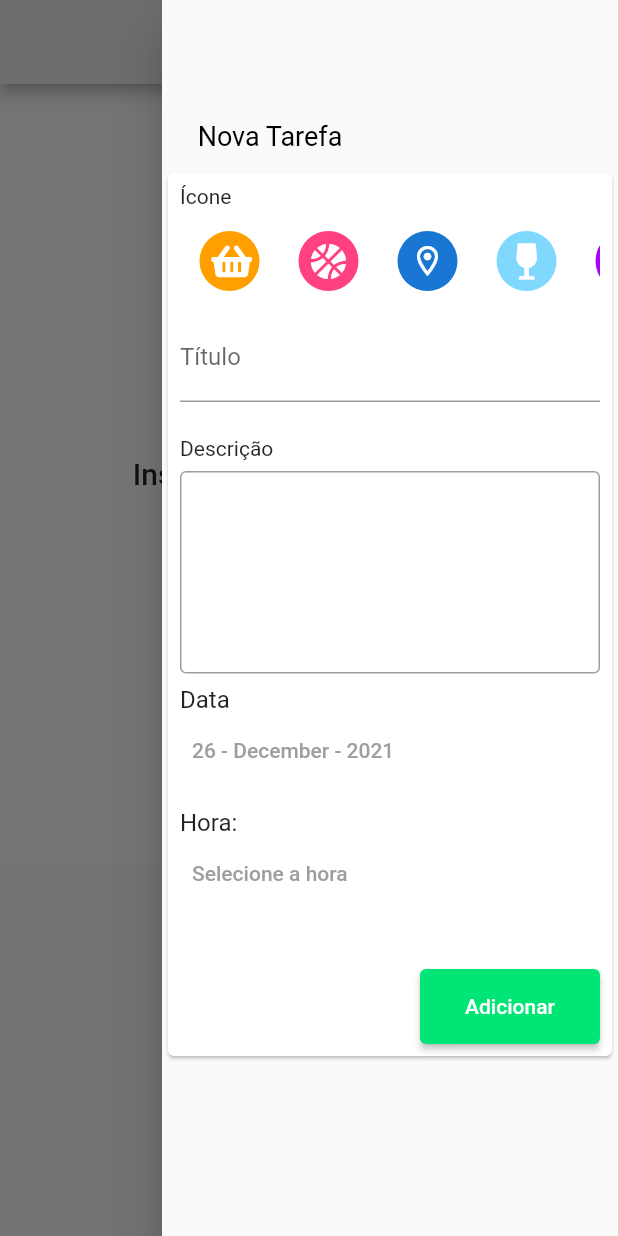
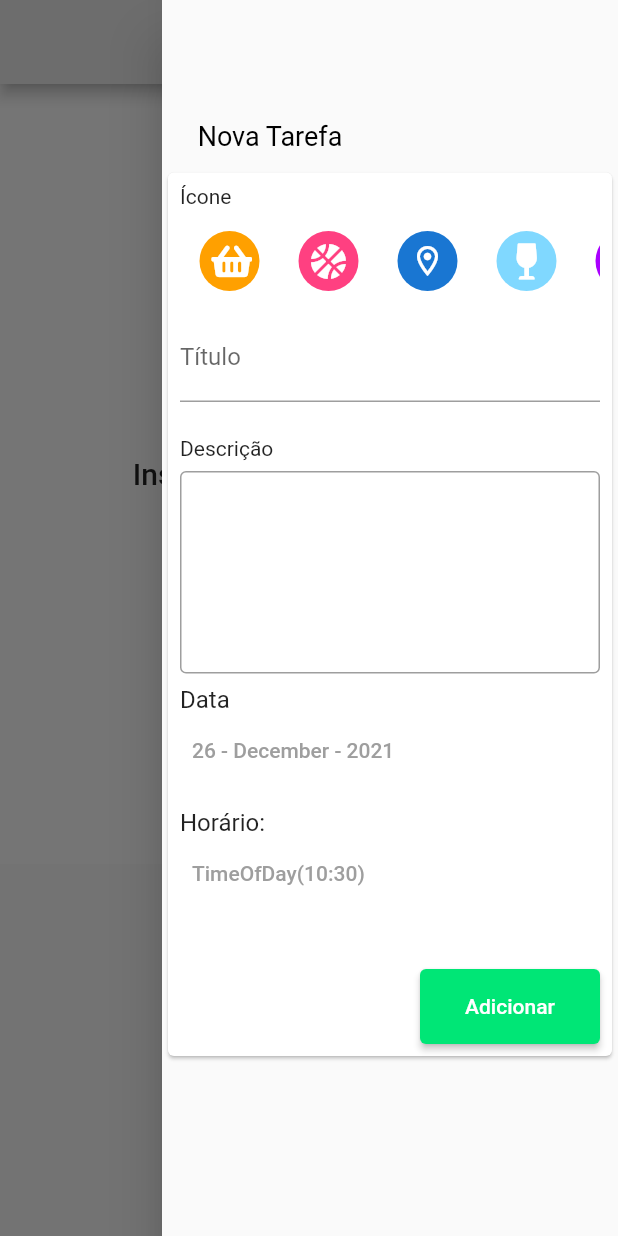
Before and after one commit to heloeng/Diario_De_Tarefas, a Flutter app: the screen it shows after launch, with the side drawer open, on a phone screen of 412 x 824 dp. Run offline on Flutter 3.47's test engine with Material 2 defaults, Android fonts, the phone set to English and light mode, and no system bars; our stand-ins replace font_awesome_flutter.

Commit message:
TimeOfDay

```diff
--- a/lib/src/ui/components/transaction_form_component.dart
+++ b/lib/src/ui/components/transaction_form_component.dart
@@ -38,6 +38,7 @@ class _TransactionFormComponent extends State<TransactionFormComponent> {
       return;
     }
 
+
     widget.onSubmit(icone, title, descricao, _selectedDate, _time);
   }
 
@@ -60,17 +61,31 @@ class _TransactionFormComponent extends State<TransactionFormComponent> {
     );
   }
 
-  late TimeOfDay picker;
+  // late TimeOfDay picker;
 
-  // ignore: prefer_void_to_null
+  // // ignore: prefer_void_to_null
+  // Future<Null> selectTime(BuildContext context) async {
+  //   picker = (await showTimePicker(
+  //     context: context,
+  //     initialTime: _time,
+  //   ))!;
+  //   setState(() {
+  //     _time = picker;
+  //   });
+  // }
+
+
   Future<Null> selectTime(BuildContext context) async {
-    picker = (await showTimePicker(
+    var picker = (await showTimePicker(
       context: context,
       initialTime: _time,
     ))!;
-    setState(() {
-      _time = picker;
-    });
+
+    if (picker != null && picker != _time) {
+      setState(() {
+        _time = picker;
+      });
+    }
   }
 
   @override
@@ -131,13 +146,8 @@ class _TransactionFormComponent extends State<TransactionFormComponent> {
                   children: [
                     TextButton(
                       child: Text(
-                        _selectedDate == null
-                            ? "Selecione a data"
-                            : DateFormat('dd - MMMM - yyyy')
-                                .format(_selectedDate),
+                        DateFormat('dd - MMMM - yyyy').format(_selectedDate),
                       ),
-                      //chama a função de data
-
                       onPressed: _showDatePicker,
                     ),
                   ],
@@ -146,16 +156,22 @@ class _TransactionFormComponent extends State<TransactionFormComponent> {
                   height: 15,
                 ),
                 const Text(
-                  "Hora:",
+                  "Horário:",
                   style: TextStyle(
                     fontSize: 16,
                   ),
                 ),
                 Row(
                   children: [
-                    // Text("Selecione a hora:"),
+                    // TextButton(
+                    //   child: const Text('Selecione a hora'),
+                    //   onPressed: () {
+                    //     selectTime(context);
+                    //   },
+                    // ),
+
                     TextButton(
-                      child: const Text('Selecione a hora'),
+                      child: Text(_time.toString()),
                       onPressed: () {
                         selectTime(context);
                       },
@@ -172,6 +188,12 @@ class _TransactionFormComponent extends State<TransactionFormComponent> {
               children: [
                 ElevatedButton(
                   onPressed: _submitForm,
+
+                  // onPressed: () {
+                  //   _submitForm;
+                  //   // myFocusNode.requestFocus();
+                  // },
+
                   child: const Text(
                     'Adicionar',
                     style: TextStyle(color: Colors.white),
@@ -226,6 +248,7 @@ class _TransactionFormComponent extends State<TransactionFormComponent> {
               child: (_avatarList[index]),
               onTap: () {
                 _selectedIcon = _avatarList[index];
+
                 selectIndex = index;
               },
             )),
--- a/lib/src/ui/components/transaction_list_component.dart
+++ b/lib/src/ui/components/transaction_list_component.dart
@@ -7,10 +7,12 @@ import 'package:teste/src/ui/components/alertShowTodo.dart';
 class TransactionListComponent extends StatefulWidget {
   final List<TransactionModel> transactions;
 
-  TransactionListComponent(this.transactions, {Key? key}) : super(key: key);
+  const TransactionListComponent(this.transactions, {Key? key})
+      : super(key: key);
 
   @override
-  State<TransactionListComponent> createState() => _TransactionListComponentState();
+  State<TransactionListComponent> createState() =>
+      _TransactionListComponentState();
 }
 
 class _TransactionListComponentState extends State<TransactionListComponent> {
@@ -30,8 +32,6 @@ class _TransactionListComponentState extends State<TransactionListComponent> {
           ? Center(
               child: Column(
                 mainAxisAlignment: MainAxisAlignment.center,
-
-                // ignore: prefer_const_literals_to_create_immutables
                 children: [
                   Text(
                     "Insira sua primeira tarefa!!",
@@ -52,19 +52,17 @@ class _TransactionListComponentState extends State<TransactionListComponent> {
                       elevation: 10,
                       margin: const EdgeInsets.symmetric(
                         vertical: 15,
-                        horizontal: 10,
+                        horizontal: 25,
                       ),
-                      child:
-
-
-                          Container(
+                      child: Container(
                         //  color: Colors.red,
                         width: larguraTela * 0.95,
                         child: Row(
                           crossAxisAlignment: CrossAxisAlignment.center,
+                          mainAxisAlignment: MainAxisAlignment.spaceAround,
                           children: [
                             CircleAvatar(
-                              radius:23,
+                              radius: 23,
                               child: tr.icone,
                             ),
                             SizedBox(
@@ -89,35 +87,21 @@ class _TransactionListComponentState extends State<TransactionListComponent> {
                                         Column(
                                           children: [
                                             Text(
-                                              DateFormat('dd MMM').format(tr.date),
+                                              DateFormat('dd MMM')
+                                                  .format(tr.date),
                                               style: const TextStyle(
                                                 fontSize: 16,
                                                 fontWeight: FontWeight.bold,
                                               ),
                                             ),
                                             Text(
-                                          tr.time.format(context),
-                                          // textAlign: TextAlign.end,
-                                        ),
-
+                                              tr.time.format(context),
+                                            ),
                                           ],
                                         ),
-
                                       ],
                                     ),
                                   ),
-                                  // SizedBox(
-                                  //   // width: larguraTela * 0.80,
-                                  //   child: Row(
-                                  //     // mainAxisAlignment: MainAxisAlignment.center,
-                                  //     children: [
-                                  //       Text(
-                                  //         tr.time.format(context),
-                                  //         textAlign: TextAlign.end,
-                                  //       ),
-                                  //     ],
-                                  //   ),
-                                  // ),
                                 ],
                               ),
                             ),
```
